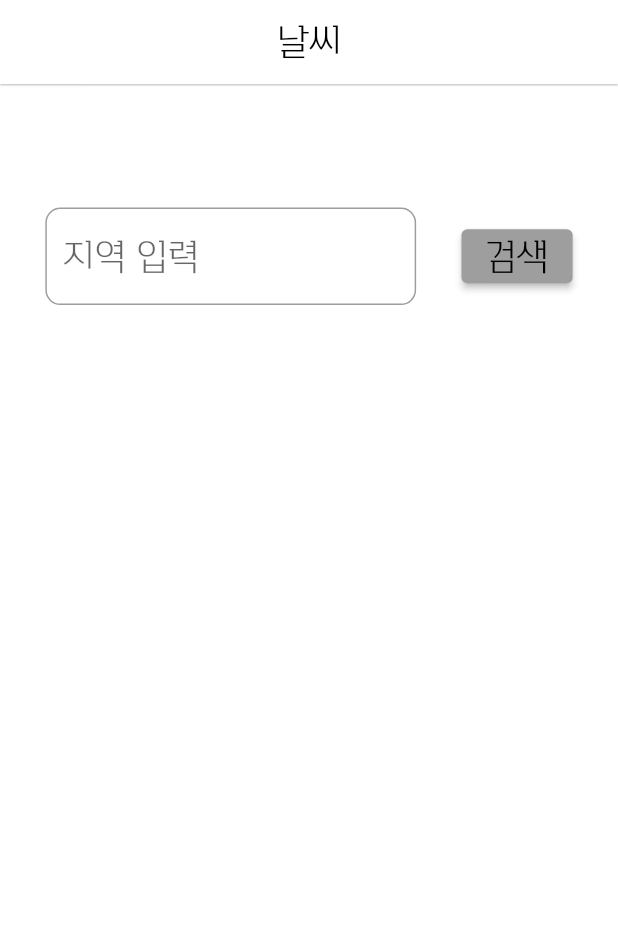
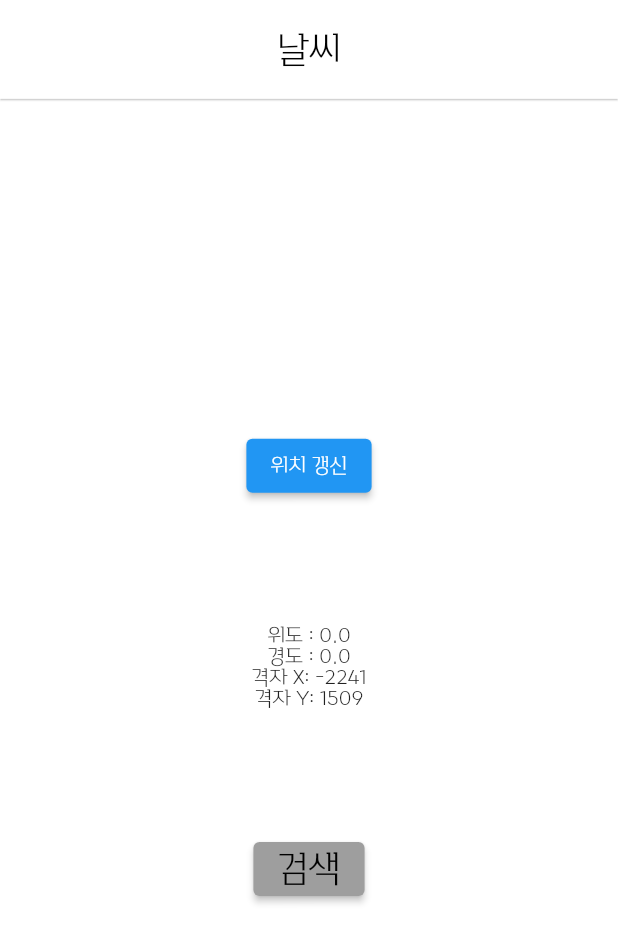
Before and after one commit to NaJunhyeok/weather, a Flutter app: the screen it shows after launch, on a phone screen of 412 x 824 dp. Shown: the top 943 px of the screen. Run offline on Flutter 3.47's test engine with Material 2 defaults, Android fonts, the phone set to English and light mode, and no system bars; our stand-ins replace geolocator, get.

Commit message:
위치 문제 해결, api에 좌표값 입력 까지 commit
위치 문제는 simulator의 custom location이 기본값으로 샌프란시스코에 찍혀있었음, 좌표값 변경 controller 두개 만듦 둘중 골라서 나중에 하면 될듯, 이제 api내용을 바로 setState해주도록 api Controller 바꾸면 될듯, 그리고 기온과 강수 정보에 따라 아이콘 넣으면 끝날듯

```diff
--- /dev/null
+++ b/weather/lib/controller/change_toxy.dart
@@ -0,0 +1,67 @@
+import 'dart:math';
+
+class Map_xy {
+  int x;
+  int y;
+  Map_xy(this.x, this.y);
+}
+
+class Lamc_parameter {
+  late double Re;
+  late double grid;
+  late double slat1;
+  late double slat2;
+  late double olon;
+  late double olat;
+  late double xo;
+  late double yo;
+  late int first;
+}
+
+Map_xy changelaluMap(double longitude, double latitude) {
+  int NX = 149;
+  int NY = 253;
+  late double PI, DEGRAD, RADDEG;
+  late double re, olon, olat, sn, sf, ro;
+  late double slat1, slat2, alon, alat, xn, yn, ra, theta;
+  Lamc_parameter map = Lamc_parameter();
+  map.Re = 6371.00877; // 지도반경
+  map.grid = 5.0; // 격자간격 (km)
+  map.slat1 = 30.0; // 표준위도 1
+  map.slat2 = 60.0; // 표준위도 2
+  map.olon = 126.0; // 기준점 경도
+  map.olat = 38.0; // 기준점 위도
+  map.xo = 210 / map.grid; // 기준점 X 좌표
+  map.yo = 675 / map.grid; // 기준점 Y 좌표
+  map.first = 0;
+  if ((map).first == 0) {
+    // PI = asin(1.0) * 2.0;
+    PI = 3.1415926535897931;
+    DEGRAD = PI / 180.0;
+    RADDEG = 180.0 / PI;
+    re = map.Re / map.grid;
+    slat1 = map.slat1 * DEGRAD;
+    slat2 = map.slat2 * DEGRAD;
+    olon = map.olon * DEGRAD;
+    olat = map.olat * DEGRAD;
+    sn = tan(PI * 0.25 + slat2 * 0.5) / tan(PI * 0.25 + slat1 * 0.5);
+    sn = log(cos(slat1) / cos(slat2)) / log(sn);
+    sf = tan(PI * 0.25 + slat1 * 0.5);
+    sf = pow(sf, sn) * cos(slat1) / sn;
+    ro = tan(PI * 0.25 + olat * 0.5);
+    ro = re * sf / pow(ro, sn);
+    map.first = 1;
+  }
+  ra = tan(pi * 0.25 + latitude * DEGRAD * 0.5);
+  ra = re * sf / pow(ra, sn);
+  theta = longitude * DEGRAD - olon;
+  if (theta > PI) theta -= 2.0 * PI;
+  if (theta < -PI) theta += 2.0 * PI;
+  theta *= sn;
+
+  double x = (ra * sin(theta)) + map.xo;
+  double y = (ro - ra * cos(theta)) + map.yo;
+  x = x + 1.5;
+  y = y + 1.5;
+  return Map_xy(x.toInt(), y.toInt());
+}
--- /dev/null
+++ b/weather/lib/controller/change_xy.dart
@@ -0,0 +1,81 @@
+import 'dart:math' as Math;
+
+class ConvGridGps {
+  static const double RE = 6371.00877; // 지구 반경(km)
+  static const double GRID = 5.0; // 격자 간격(km)
+  static const double SLAT1 = 30.0; // 투영 위도1(degree)
+  static const double SLAT2 = 60.0; // 투영 위도2(degree)
+  static const double OLON = 126.0; // 기준점 경도(degree)
+  static const double OLAT = 38.0; // 기준점 위도(degree)
+  static const double XO = 43; // 기준점 X좌표(GRID)
+  static const double YO = 136; // 기1준점 Y좌표(GRID)
+
+  static const double DEGRAD = Math.pi / 180.0;
+  static const double RADDEG = 180.0 / Math.pi;
+
+  static double get re => RE / GRID;
+  static double get slat1 => SLAT1 * DEGRAD;
+  static double get slat2 => SLAT2 * DEGRAD;
+  static double get olon => OLON * DEGRAD;
+  static double get olat => OLAT * DEGRAD;
+
+  static double get snTmp =>
+      Math.tan(Math.pi * 0.25 + slat2 * 0.5) /
+      Math.tan(Math.pi * 0.25 + slat1 * 0.5);
+  static double get sn =>
+      Math.log(Math.cos(slat1) / Math.cos(slat2)) / Math.log(snTmp);
+
+  static double get sfTmp => Math.tan(Math.pi * 0.25 + slat1 * 0.5);
+  static double get sf => Math.pow(sfTmp, sn) * Math.cos(slat1) / sn;
+
+  static double get roTmp => Math.tan(Math.pi * 0.25 + olat * 0.5);
+
+  static double get ro => re * sf / Math.pow(roTmp, sn);
+
+  static gridToGPS(int v1, int v2) {
+    var rs = {};
+    double theta;
+
+    rs['x'] = v1;
+    rs['y'] = v2;
+    int xn = (v1 - XO).toInt();
+    int yn = (ro - v2 + YO).toInt();
+    var ra = Math.sqrt(xn * xn + yn * yn);
+    if (sn < 0.0) ra = -ra;
+    var alat = Math.pow((re * sf / ra), (1.0 / sn));
+    alat = 2.0 * Math.atan(alat) - Math.pi * 0.5;
+
+    if (xn.abs() <= 0.0) {
+      theta = 0.0;
+    } else {
+      if (yn.abs() <= 0.0) {
+        theta = Math.pi * 0.5;
+        if (xn < 0.0) theta = -theta;
+      } else
+        theta = Math.atan2(xn, yn);
+    }
+    var alon = theta / sn + olon;
+    rs['lat'] = alat * RADDEG;
+    rs['lng'] = alon * RADDEG;
+
+    return rs;
+  }
+
+  static gpsToGRID(double v1, double v2) {
+    var rs = {};
+    double theta;
+
+    rs['lat'] = v1;
+    rs['lng'] = v2;
+    var ra = Math.tan(Math.pi * 0.25 + (v1) * DEGRAD * 0.5);
+    ra = re * sf / Math.pow(ra, sn);
+    theta = v2 * DEGRAD - olon;
+    if (theta > Math.pi) theta -= 2.0 * Math.pi;
+    if (theta < -Math.pi) theta += 2.0 * Math.pi;
+    theta *= sn;
+    rs['x'] = (ra * Math.sin(theta) + XO + 0.5).floor();
+    rs['y'] = (ro - ra * Math.cos(theta) + YO + 0.5).floor();
+
+    return rs;
+  }
+}
--- /dev/null
+++ b/weather/lib/controller/location_controller.dart
@@ -0,0 +1,25 @@
+import 'package:geolocator/geolocator.dart';
+import 'package:get/get.dart';
+import 'package:weather/view_model/appviewmodel.dart';
+
+class Location {
+  double latitude = 0;
+  double longitude = 0;
+
+  AppViewModel appdata = Get.find();
+
+  Future<void> getCurrentLocation() async {
+    LocationPermission permission = await Geolocator.checkPermission();
+    if (permission == LocationPermission.denied) {
+      permission = await Geolocator.requestPermission();
+    }
+    try {
+      Position position = await Geolocator.getCurrentPosition(
+          desiredAccuracy: LocationAccuracy.high);
+      latitude = position.latitude;
+      longitude = position.longitude;
+    } catch (e) {
+      print(e);
+    }
+  }
+}
--- /dev/null
+++ b/weather/lib/model/location_model.dart
@@ -0,0 +1,15 @@
+LocationModel? locationModel;
+
+class LocationModel {
+  double latitude;
+  double longitude;
+
+  LocationModel({required this.latitude, required this.longitude});
+
+  LocationModel.fromJson(Map<String, dynamic> json)
+      : latitude = json['latitude'],
+        longitude = json['longitude'];
+
+  Map<String, dynamic> toJson() =>
+      {'latitude': latitude, 'longtitude': longitude};
+}
--- a/weather/lib/model/weather_model.dart
+++ /dev/null
@@ -1,12 +0,0 @@
-WeatherModel? weatherModel;
-
-class WeatherModel {
-  String locationName;
-
-  WeatherModel({required this.locationName});
-
-  WeatherModel.fromJson(Map<String, dynamic> json)
-      : locationName = json['locationName'];
-
-  Map<String, dynamic> toJson() => {'locationName': locationName};
-}
--- a/weather/lib/model/weather_result.dart
+++ b/weather/lib/model/weather_result.dart
@@ -3,16 +3,18 @@ WeatherResult? weatherResult;
 class WeatherResult {
   int baseDate;
   String baseTime;
-  String category;
+  String temperture;
 
   WeatherResult(
-      {required this.baseDate, required this.baseTime, required this.category});
+      {required this.baseDate,
+      required this.baseTime,
+      required this.temperture});
 
   WeatherResult.fromJson(Map<String, dynamic> json)
       : baseDate = json['baseDate'],
         baseTime = json['baseTime'],
-        category = json['category'];
+        temperture = json['temperture'];
 
   Map<String, dynamic> toJson() =>
-      {'baseDate': baseDate, 'baseTime': baseTime, 'category': category};
+      {'baseDate': baseDate, 'baseTime': baseTime, 'temperture': temperture};
 }
--- a/weather/lib/view/searchpage.dart
+++ b/weather/lib/view/searchpage.dart
@@ -1,8 +1,12 @@
 import 'package:flutter/material.dart';
 import 'package:get/get.dart';
+import 'package:weather/controller/change_toXY.dart';
+import 'package:weather/controller/location_controller.dart';
 import 'package:weather/controller/weatherApi.dart';
 import 'package:weather/view/resultpage.dart';
 import 'package:weather/view_model/appviewmodel.dart';
+
+import 'dart:math' as Math;
 
 class searchPage extends StatefulWidget {
   const searchPage({super.key});
@@ -12,15 +16,37 @@ class searchPage extends StatefulWidget {
 }
 
 class _searchPageState extends State<searchPage> {
+  @override
+  void initState() {
+    super.initState();
+
+    getLocationData();
+  }
+
   weatherApi api = weatherApi();
   AppViewModel appdata = Get.find();
+
+  void getLocationData() async {
+    Location location = Location();
+    await location.getCurrentLocation();
+    appdata.locationModel.latitude = location.latitude;
+    appdata.locationModel.longitude = location.longitude;
+  }
+
   @override
   Widget build(BuildContext context) {
     final searchController = TextEditingController();
     var width = MediaQuery.of(context).size.width;
     var height = MediaQuery.of(context).size.height;
+    var long = appdata.locationModel.longitude;
+    var lat = appdata.locationModel.latitude;
+    Map_xy mapxy = changelaluMap(
+        appdata.locationModel.longitude, appdata.locationModel.latitude);
+    var gpsToGridData = ConvGridGps.gpsToGRID(lat, long);
+    print(gpsToGridData);
     return Scaffold(
       appBar: AppBar(
+        toolbarHeight: height * 0.08,
         backgroundColor: Colors.white,
         elevation: 0.5,
         centerTitle: true,
@@ -32,38 +58,51 @@ class _searchPageState extends State<searchPage> {
       backgroundColor: Colors.white,
       body: SafeArea(
           child: Center(
-        child: Column(children: [
+        child: Column(mainAxisAlignment: MainAxisAlignment.center, children: [
+          ElevatedButton(
+              onPressed: () {
+                setState(() {
+                  getLocationData();
+                });
+              },
+              child: Text('위치 갱신')),
+          SizedBox(
+            height: height * 0.1,
+          ),
+          Text('위도 : ${appdata.locationModel.latitude}'),
+          Text('경도 : ${appdata.locationModel.longitude}'),
+          Text('격자 X: ${mapxy.x}'),
+          Text('격자 Y: ${mapxy.y}'),
           SizedBox(
             height: height * 0.1,
           ),
           Row(
             mainAxisAlignment: MainAxisAlignment.spaceEvenly,
             children: [
-              Container(
-                width: width * 0.6,
-                child: TextFormField(
-                  controller: searchController,
-                  onChanged: (value) {
-                    if (value.isEmpty) {
-                      searchController.clear();
-                    }
-                  },
-                  decoration: InputDecoration(
-                      labelText: '지역 입력',
-                      border: OutlineInputBorder(
-                          borderRadius: BorderRadius.all(Radius.circular(10.0)),
-                          borderSide: BorderSide(
-                            width: 1,
-                            color: Color(0xff5EA152),
-                          )),
-                      hintText: '예: 서울'),
-                  style: TextStyle(fontSize: height * 0.03),
-                ),
-              ),
+              // Container(
+              //   width: width * 0.6,
+              //   child: TextFormField(
+              //     controller: searchController,
+              //     onChanged: (value) {
+              //       if (value.isEmpty) {
+              //         searchController.clear();
+              //       }
+              //     },
+              //     decoration: InputDecoration(
+              //         labelText: '지역 입력',
+              //         border: OutlineInputBorder(
+              //             borderRadius: BorderRadius.all(Radius.circular(10.0)),
+              //             borderSide: BorderSide(
+              //               width: 1,
+              //               color: Color(0xff5EA152),
+              //             )),
+              //         hintText: '예: 서울'),
+              //     style: TextStyle(fontSize: height * 0.03),
+              //   ),
+              // ),
               ElevatedButton(
                   style: ElevatedButton.styleFrom(backgroundColor: Colors.grey),
                   onPressed: () {
-                    appdata.weatherModel.locationName = searchController.text;
                     api.fetchWeather();
                     Get.to(() => resultPage());
                   },
@@ -81,3 +120,83 @@ class _searchPageState extends State<searchPage> {
     );
   }
 }
+
+class ConvGridGps {
+  static const double RE = 6371.00877; // 지구 반경(km)
+  static const double GRID = 5.0; // 격자 간격(km)
+  static const double SLAT1 = 30.0; // 투영 위도1(degree)
+  static const double SLAT2 = 60.0; // 투영 위도2(degree)
+  static const double OLON = 126.0; // 기준점 경도(degree)
+  static const double OLAT = 38.0; // 기준점 위도(degree)
+  static const double XO = 43; // 기준점 X좌표(GRID)
+  static const double YO = 136; // 기1준점 Y좌표(GRID)
+
+  static const double DEGRAD = Math.pi / 180.0;
+  static const double RADDEG = 180.0 / Math.pi;
+
+  static double get re => RE / GRID;
+  static double get slat1 => SLAT1 * DEGRAD;
+  static double get slat2 => SLAT2 * DEGRAD;
+  static double get olon => OLON * DEGRAD;
+  static double get olat => OLAT * DEGRAD;
+
+  static double get snTmp =>
+      Math.tan(Math.pi * 0.25 + slat2 * 0.5) /
+      Math.tan(Math.pi * 0.25 + slat1 * 0.5);
+  static double get sn =>
+      Math.log(Math.cos(slat1) / Math.cos(slat2)) / Math.log(snTmp);
+
+  static double get sfTmp => Math.tan(Math.pi * 0.25 + slat1 * 0.5);
+  static double get sf => Math.pow(sfTmp, sn) * Math.cos(slat1) / sn;
+
+  static double get roTmp => Math.tan(Math.pi * 0.25 + olat * 0.5);
+
+  static double get ro => re * sf / Math.pow(roTmp, sn);
+
+  static gridToGPS(int v1, int v2) {
+    var rs = {};
+    double theta;
+
+    rs['x'] = v1;
+    rs['y'] = v2;
+    int xn = (v1 - XO).toInt();
+    int yn = (ro - v2 + YO).toInt();
+    var ra = Math.sqrt(xn * xn + yn * yn);
+    if (sn < 0.0) ra = -ra;
+    var alat = Math.pow((re * sf / ra), (1.0 / sn));
+    alat = 2.0 * Math.atan(alat) - Math.pi * 0.5;
+
+    if (xn.abs() <= 0.0) {
+      theta = 0.0;
+    } else {
+      if (yn.abs() <= 0.0) {
+        theta = Math.pi * 0.5;
+        if (xn < 0.0) theta = -theta;
+      } else
+        theta = Math.atan2(xn, yn);
+    }
+    var alon = theta / sn + olon;
+    rs['lat'] = alat * RADDEG;
+    rs['lng'] = alon * RADDEG;
+
+    return rs;
+  }
+
+  static gpsToGRID(double v1, double v2) {
+    var rs = {};
+    double theta;
+
+    rs['lat'] = v1;
+    rs['lng'] = v2;
+    var ra = Math.tan(Math.pi * 0.25 + (v1) * DEGRAD * 0.5);
+    ra = re * sf / Math.pow(ra, sn);
+    theta = v2 * DEGRAD - olon;
+    if (theta > Math.pi) theta -= 2.0 * Math.pi;
+    if (theta < -Math.pi) theta += 2.0 * Math.pi;
+    theta *= sn;
+    rs['x'] = (ra * Math.sin(theta) + XO + 0.5).floor();
+    rs['y'] = (ro - ra * Math.cos(theta) + YO + 0.5).floor();
+
+    return rs;
+  }
+}
--- a/weather/lib/view_model/appviewmodel.dart
+++ b/weather/lib/view_model/appviewmodel.dart
@@ -1,21 +1,21 @@
 import 'package:get/get.dart';
 import 'package:weather/controller/weatherApi.dart';
-import 'package:weather/model/weather_model.dart';
+import 'package:weather/model/location_model.dart';
 
 import '../model/weather_result.dart';
 
 class AppViewModel extends GetxController {
-  WeatherModel _weatherModel = WeatherModel(locationName: '');
+  LocationModel _locationModel = LocationModel(latitude: 0, longitude: 0);
 
-  WeatherModel get weatherModel => _weatherModel;
+  LocationModel get locationModel => _locationModel;
 
-  set weatherModel(WeatherModel weatherModel) {
-    _weatherModel = weatherModel;
+  set locationModel(LocationModel locationModel) {
+    _locationModel = locationModel;
     update();
   }
 
   WeatherResult _weatherResult =
-      WeatherResult(baseDate: 0, baseTime: '', category: '');
+      WeatherResult(baseDate: 0, baseTime: '', temperture: '');
 
   WeatherResult get weatherResult => _weatherResult;
 
--- a/weather/pubspec.yaml
+++ b/weather/pubspec.yaml
@@ -38,7 +38,8 @@ dependencies:
   http: ^0.13.4
   xml2json: ^5.3.2
   intl: ^0.17.0
-  geolocator: ^10.1.0
+  geolocator: ^8.0.5
+
   # The following adds the Cupertino Icons font to your application.
   # Use with the CupertinoIcons class for iOS style icons.
   cupertino_icons: ^1.0.2
```
Also changed, not shown: weather/lib/controller/weatherApi.dart (+10 -6 lines), weather/lib/view/resultpage.dart (+48 -38 lines), 1 other file.
